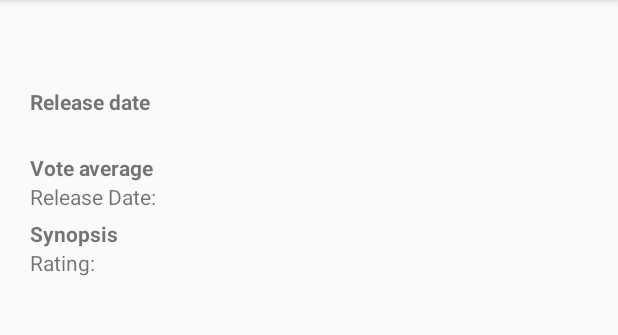
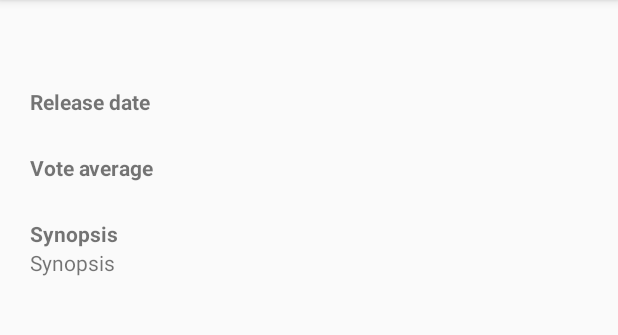
Before and after one commit to sejas/android-movies, an Android app: the DetailActivity screen opened directly, with no data from a screen before it, on a phone screen of 412 x 824 dp, the part 84-419 px from its top. Run offline under Robolectric (Android 15) with nearby library versions, the phone set to English and light mode, and no system bars; our stand-ins replace Picasso; pictures from the network do not load; 1 statement that could not run was skipped.

Commit message:
some improvements

```diff
--- a/AndroidMovies/app/build.gradle
+++ b/AndroidMovies/app/build.gradle
@@ -5,7 +5,7 @@ android {
     buildToolsVersion "25.0.2"
     defaultConfig {
         applicationId "com.baulen.androidmovies"
-        minSdkVersion 25
+        minSdkVersion 19
         targetSdkVersion 25
         versionCode 1
         versionName "1.0"
@@ -16,6 +16,9 @@ android {
             minifyEnabled false
             proguardFiles getDefaultProguardFile('proguard-android.txt'), 'proguard-rules.pro'
         }
+    }
+    buildTypes.each {
+        it.buildConfigField 'String', 'THE_MOVIE_DB_API_TOKEN', THE_MOVIE_DB_API_TOKEN
     }
 }
 
--- a/AndroidMovies/app/src/main/java/com/baulen/androidmovies/utilities/NetworkUtils.java
+++ b/AndroidMovies/app/src/main/java/com/baulen/androidmovies/utilities/NetworkUtils.java
@@ -19,6 +19,7 @@ import android.content.res.Resources;
 import android.net.Uri;
 import android.util.Log;
 
+import com.baulen.androidmovies.BuildConfig;
 import com.baulen.androidmovies.ListActivity;
 import com.baulen.androidmovies.R;
 
@@ -45,7 +46,7 @@ public final class NetworkUtils {
     private static HashMap<String, String> createQueryParams()
     {
         HashMap<String,String> queryParams = new HashMap<String,String>();
-        queryParams.put("api_key", ListActivity.getContext().getString(R.string.apikey));
+        queryParams.put("api_key", BuildConfig.THE_MOVIE_DB_API_TOKEN);
         queryParams.put("language", "en-US");
         queryParams.put("page", "1");
         return queryParams;
--- a/AndroidMovies/app/src/main/res/layout/activity_detail.xml
+++ b/AndroidMovies/app/src/main/res/layout/activity_detail.xml
@@ -1,7 +1,11 @@
 <?xml version="1.0" encoding="utf-8"?>
-<LinearLayout xmlns:android="http://schemas.android.com/apk/res/android"
-    android:orientation="vertical" android:layout_width="match_parent"
-    android:layout_height="match_parent">
+<LinearLayout
+    xmlns:android="http://schemas.android.com/apk/res/android"
+    xmlns:tools="http://schemas.android.com/tools"
+    android:orientation="vertical"
+    android:layout_width="match_parent"
+    android:layout_height="match_parent"
+    >
     <ScrollView
         android:layout_width="match_parent"
         android:layout_height="match_parent">
@@ -20,24 +24,25 @@
                 android:layout_width="match_parent"
                 android:layout_height="wrap_content"
                 android:orientation="vertical"
-                android:layout_marginTop="10dp"
-                android:layout_marginLeft="20dp"
-                android:layout_marginRight="20dp" >
+                android:layout_marginTop="@dimen/marginSmall"
+                android:layout_marginLeft="@dimen/marginNormal"
+                android:layout_marginRight="@dimen/marginNormal">
                 <TextView
                     android:id="@+id/detail_title"
                     android:layout_width="match_parent"
                     android:layout_height="wrap_content"
                     android:layout_gravity="center"
-                    android:textSize="24dp"
+                    android:textSize="@dimen/textBigSize"
                     android:textStyle="bold"
                     android:textColor="@color/colorPrimary"
-                    android:text="" />
+                    android:text=""
+                    android:tools="Movie Title"/>
 
                 <LinearLayout
                     android:layout_width="match_parent"
                     android:layout_height="wrap_content"
-                    android:layout_marginTop="10dp"
-                    android:layout_marginBottom="20dp"
+                    android:layout_marginTop="@dimen/marginSmall"
+                    android:layout_marginBottom="@dimen/marginNormal"
                     android:orientation="vertical">
 
 
@@ -45,40 +50,43 @@
                         android:layout_width="match_parent"
                         android:layout_height="wrap_content"
                         android:textStyle="bold"
-                        android:layout_marginTop="5dp"
+                        android:layout_marginTop="@dimen/marginSuperSmall"
                         android:text="@string/release" />
                     <TextView
                         android:id="@+id/detail_release"
                         android:layout_width="match_parent"
                         android:layout_height="wrap_content"
-                        android:adjustViewBounds="true" />
+                        android:adjustViewBounds="true"
+                        android:tools="2017-05-12"/>
 
 
                     <TextView
                         android:layout_width="match_parent"
                         android:layout_height="wrap_content"
                         android:textStyle="bold"
-                        android:layout_marginTop="5dp"
+                        android:layout_marginTop="@dimen/marginSuperSmall"
                         android:text="@string/vote" />
                     <TextView
                         android:id="@+id/detail_vote"
                         android:layout_width="match_parent"
                         android:layout_height="wrap_content"
                         android:layout_gravity="center"
-                        android:text="Release Date: "/>
+                        android:text=""
+                        android:tools="5.0"/>
 
                     <TextView
                         android:layout_width="match_parent"
                         android:layout_height="wrap_content"
                         android:textStyle="bold"
-                        android:layout_marginTop="5dp"
+                        android:layout_marginTop="@dimen/marginSuperSmall"
                         android:text="@string/synopsis" />
                     <TextView
                         android:id="@+id/detail_synopsis"
                         android:layout_width="match_parent"
                         android:layout_height="wrap_content"
                         android:layout_gravity="center"
-                        android:text="Rating: "/>
+                        android:text="Synopsis"
+                        android:tools="Once upon a time"/>
                 </LinearLayout>
             </LinearLayout>
 
--- a/AndroidMovies/app/src/main/res/layout/activity_list.xml
+++ b/AndroidMovies/app/src/main/res/layout/activity_list.xml
@@ -8,11 +8,11 @@
         android:id="@+id/recyclerview_movies"
         android:layout_width="match_parent"
         android:layout_height="match_parent"
-        android:padding="0dp" />
+        android:padding="@dimen/ceroPadding" />
     <ProgressBar
         android:id="@+id/pb_loading"
-        android:layout_height="42dp"
-        android:layout_width="42dp"
+        android:layout_height="@dimen/progressSpace"
+        android:layout_width="@dimen/progressSpace"
         android:layout_gravity="center"
         android:visibility="invisible" />
 </FrameLayout>
--- /dev/null
+++ b/AndroidMovies/app/src/main/res/values/dimens.xml
@@ -0,0 +1,9 @@
+<?xml version="1.0" encoding="utf-8"?>
+<resources>
+    <dimen name="ceroPadding">0dp</dimen>
+    <dimen name="progressSpace">42dp</dimen>
+    <dimen name="marginSuperSmall">5dp</dimen>
+    <dimen name="marginSmall">10dp</dimen>
+    <dimen name="marginNormal">20dp</dimen>
+    <dimen name="textBigSize">24sp</dimen>
+</resources>
--- a/AndroidMovies/app/src/main/res/values/strings.xml
+++ b/AndroidMovies/app/src/main/res/values/strings.xml
@@ -1,7 +1,5 @@
 <resources>
     <string name="app_name">AndroidMovies</string>
-    <string name="apikey">8c5730d3378108a724b36a80e32b12fb</string>
-
     <string name="release">Release date</string>
     <string name="vote">Vote average</string>
     <string name="synopsis">Synopsis</string>
```
